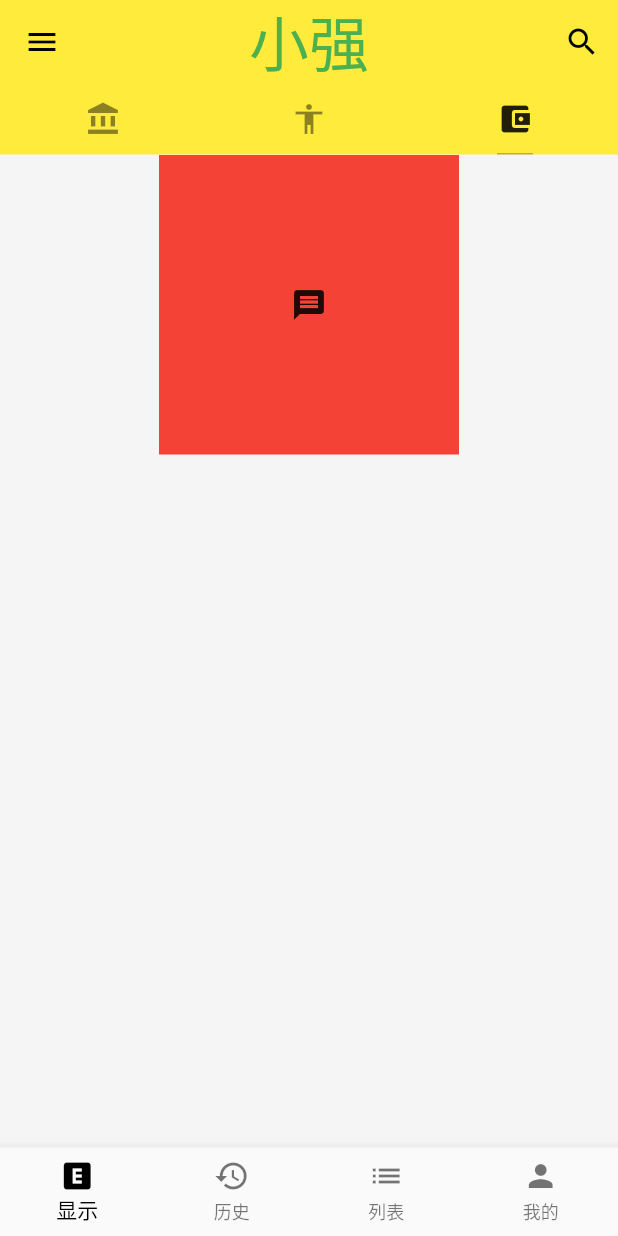
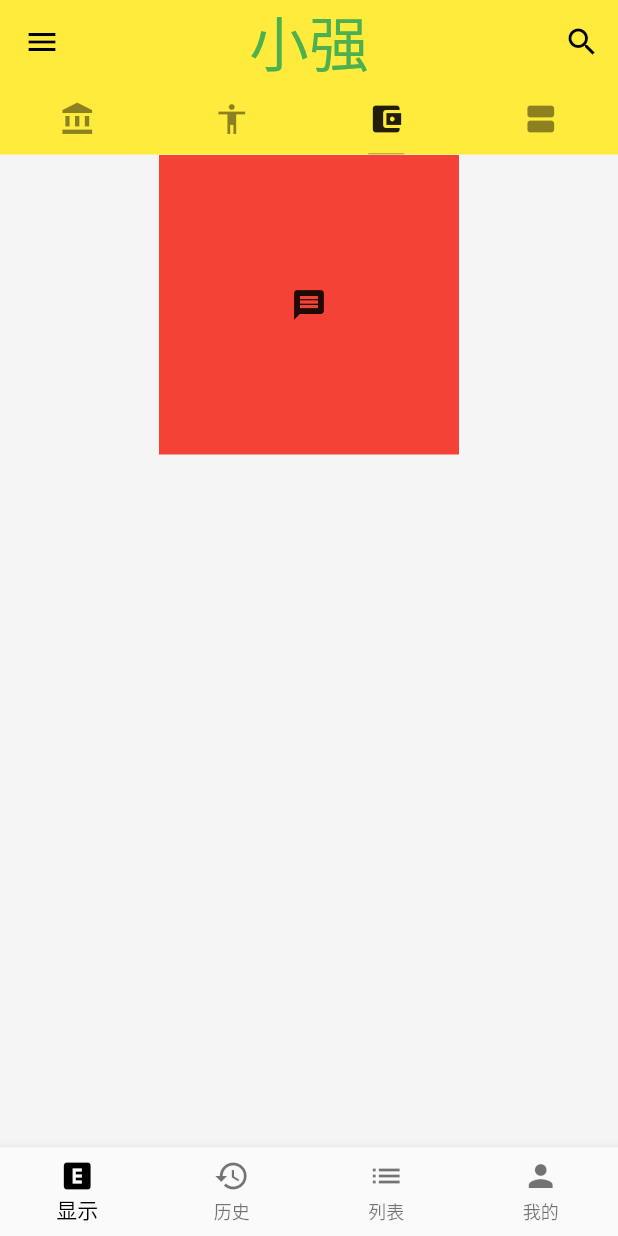
Before and after one commit to huagnzhiqiang/flutter_demo, a Flutter app: the screen it shows after launch, tab 3 chosen, on a phone screen of 412 x 824 dp. Run offline on Flutter 3.47's test engine with Material 2 defaults, Android fonts, the phone set to English and light mode, and no system bars; network calls fail.

Commit message:
创建视图:线性布局和网格布局

```diff
--- a/lib/main.dart
+++ b/lib/main.dart
@@ -5,6 +5,7 @@ import 'demo/BottomNavigationBarDemo.dart';
 import 'demo/DraberMode.dart';
 import 'demo/LayoutDemo.dart';
 import 'demo/ListViewDemo.dart';
+import 'demo/ViewDemo.dart';
 
 //主入口
 void main() => runApp(App());
@@ -33,7 +34,7 @@ class Home extends StatelessWidget {
   @override
   Widget build(BuildContext context) {
     return DefaultTabController(
-      length: 3,
+      length: 4,
       child: Scaffold(
         backgroundColor: Colors.grey[100],
         appBar: AppBar(
@@ -47,6 +48,9 @@ class Home extends StatelessWidget {
                 ),
                 Tab(
                   icon: Icon(Icons.account_balance_wallet),
+                ),
+                Tab(
+                  icon: Icon(Icons.view_agenda),
                 ),
               ],
               //指示器高度
@@ -80,10 +84,12 @@ class Home extends StatelessWidget {
 
         body: TabBarView(
           children: <Widget>[
-          ListViewDemo(),
-          BasicDemo(),
+            ListViewDemo(),
+            BasicDemo(),
 //            Icon(Icons.accessibility,size: 120,color: Colors.blue,),
-           LayoutDemo(),
+            LayoutDemo(),
+
+            ViewDemo(),
           ],
         ),
 
```
Also changed, not shown: lib/demo/ViewDemo.dart (added, +17 -0 lines).
